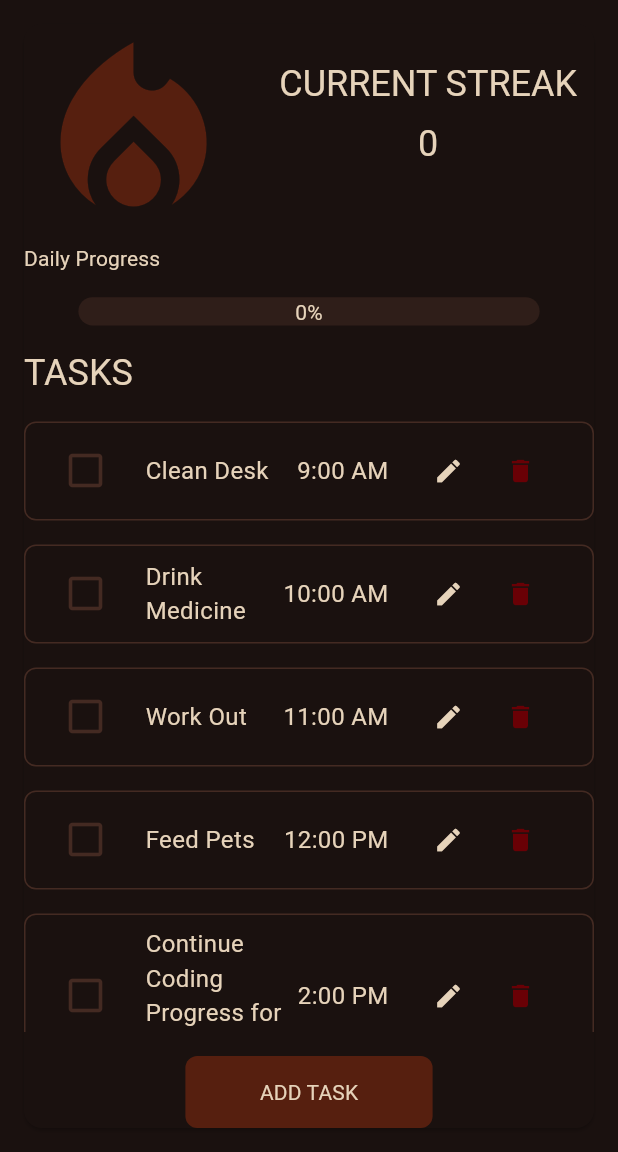
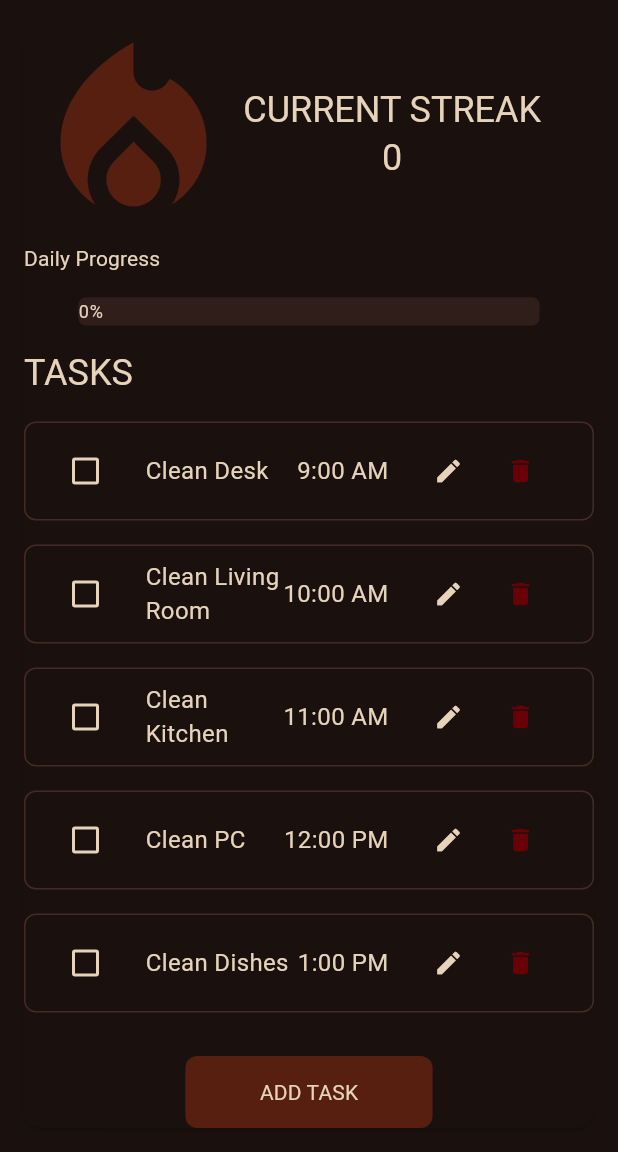
Before and after one commit to EjMndoza0330/Routine-Reminder, a Flutter app: the screen it shows after launch, on a phone screen of 412 x 824 dp, the part 84-1236 px from its top. Run offline on Flutter 3.47's test engine with Material 3 defaults, Android fonts, the phone set to English and light mode, and no system bars; our stand-ins replace device_preview, flutter_screenutil, google_fonts; Roboto replaces fonts that are missing (Abel).

Commit message:
- Success Screen UI done - Checkbox funtionalily Half done (still doesnt stay checked) - Progress bar funtionality done - Changes and Addition in progress bar and Task codes

```diff
--- a/lib/dashboard.dart
+++ b/lib/dashboard.dart
@@ -3,7 +3,8 @@
 import 'widgets/primary_button.dart';
 import 'widgets/progress_bar.dart';
 import 'apptheme.dart';
-import 'widgets/task.dart';
+import 'task.dart';
+import 'success.dart';
 
 class Dashboard extends StatefulWidget {
   const Dashboard({super.key});
@@ -16,18 +17,30 @@
   late double percentage = 0.0;
   late int streak = 0;
 
+  Future<void> _completedAllTasks() async {
+    await Navigator.push(
+      context,
+      MaterialPageRoute(
+        builder: (_) => SuccessScreen(streak: streak + 1, progress: percentage),
+      ),
+    );
+
+    setState(() {
+      streak++;
+      percentage = 0.0;
+      for (final task in tasks) {
+        task.isCompleted = false;
+      }
+    });
+  }
+
   List<Task> tasks = [
     //--------------------------------------------------------------------------Sample Task Inputs
     Task(name: 'Clean Desk', time: const TimeOfDay(hour: 9, minute: 0)),
-    Task(name: 'Drink Medicine', time: const TimeOfDay(hour: 10, minute: 0)),
-    Task(name: 'Work Out', time: const TimeOfDay(hour: 11, minute: 0)),
-    Task(name: 'Feed Pets', time: const TimeOfDay(hour: 12, minute: 0)),
-    Task(
-      name: 'Continue Coding Progress for Final Project',
-      time: const TimeOfDay(hour: 14, minute: 0),
-    ),
-    Task(name: 'Pass Acts', time: const TimeOfDay(hour: 23, minute: 59)),
-    Task(name: 'Turn off AC', time: const TimeOfDay(hour: 16, minute: 30)),
+    Task(name: 'Clean Living Room', time: const TimeOfDay(hour: 10, minute: 0)),
+    Task(name: 'Clean Kitchen', time: const TimeOfDay(hour: 11, minute: 0)),
+    Task(name: 'Clean PC', time: const TimeOfDay(hour: 12, minute: 0)),
+    Task(name: 'Clean Dishes', time: const TimeOfDay(hour: 13, minute: 0)),
   ]; //-------------------------------------------------------------------------Sample Task Inputs
 
   @override
@@ -51,25 +64,22 @@
           children: [
             Row(
               //----------------------------------------------------------------Icon + Streak Counter
-              crossAxisAlignment: CrossAxisAlignment.start,
+              crossAxisAlignment: CrossAxisAlignment.center,
               children: [
                 Icon(
                   Icons.local_fire_department,
-                  size: 155.r,
+                  size: (155.r).clamp(120.0, 200.0),
                   color: theme.colorScheme.primary,
                 ),
-                const SizedBox(width: AppSpacing.standard),
                 Column(
                   crossAxisAlignment: CrossAxisAlignment.center,
                   children: [
-                    const SizedBox(height: AppSpacing.standard),
                     Text(
                       'CURRENT STREAK',
                       style: theme.textTheme.headlineSmall?.copyWith(
                         color: theme.colorScheme.onPrimary,
                       ),
                     ),
-                    const SizedBox(height: AppSpacing.base),
                     Text(
                       '$streak',
                       style: theme.textTheme.headlineSmall?.copyWith(
@@ -77,7 +87,8 @@
                       ),
                     ),
                   ],
-                ), //-----------------------------------------------------------Icon + Streak Counter
+                ),
+                //-----------------------------------------------------------Icon + Streak Counter
                 const SizedBox(height: AppSpacing.base),
               ],
             ),
@@ -127,15 +138,24 @@
                       borderRadius: BorderRadius.circular(8),
                     ),
                     child: ListTile(
-                      leading: IconButton(
-                        onPressed: () {},
-                        style: IconButton.styleFrom(
-                          //backgroundColor: theme.colorScheme.onPrimary,
-                          foregroundColor: theme.colorScheme.secondary,
-                        ),
-                        icon: Icon(Icons.check_box_outline_blank),
-                        iconSize: 30,
-                      ),
+                      leading: Checkbox(
+                        //--New
+                        value: t.isCompleted,
+                        onChanged: (checked) {
+                          setState(() {
+                            tasks[index].isCompleted = checked ?? false;
+                            percentage = tasks.isEmpty
+                                ? 0.0
+                                : tasks
+                                          .where((task) => task.isCompleted)
+                                          .length /
+                                      tasks.length;
+                          });
+                          if (percentage == 1.0) {
+                            _completedAllTasks();
+                          }
+                        },
+                      ), //--New
                       title: Row(
                         mainAxisAlignment: MainAxisAlignment.spaceBetween,
                         children: [
--- a/lib/widgets/task.dart
+++ b/lib/task.dart
@@ -6,4 +6,11 @@
   bool isCompleted;
 
   Task({required this.name, required this.time, this.isCompleted = false});
+  //--New
+  Map<String, dynamic> toMap() => {
+    'name': name,
+    'time': time,
+    'isCompleted': isCompleted,
+  };
+  //--New
 }
--- a/lib/widgets/primary_button.dart
+++ b/lib/widgets/primary_button.dart
@@ -14,7 +14,7 @@
       style: FilledButton.styleFrom(
         padding: const EdgeInsets.symmetric(horizontal: 24, vertical: 10),
         backgroundColor: theme.colorScheme.primary,
-        foregroundColor: theme.colorScheme.primary,
+        foregroundColor: theme.colorScheme.onPrimary,
         shape: RoundedRectangleBorder(borderRadius: BorderRadius.circular(8)),
       ),
       child: Text(
--- a/lib/widgets/progress_bar.dart
+++ b/lib/widgets/progress_bar.dart
@@ -15,28 +15,32 @@
   @override
   Widget build(BuildContext context) {
     final theme = Theme.of(context);
+    final clamped = progress.clamp(0.0, 1.0); //--New
     return Container(
       width: width,
       height: height,
       decoration: BoxDecoration(
         color: theme.colorScheme.secondary.withValues(alpha: 0.5),
-        borderRadius: BorderRadius.circular(20),
+        borderRadius: BorderRadius.circular(5),
       ),
       child: Stack(
         children: [
-          Container(
-            width: width * progress,
-            height: height,
-            decoration: BoxDecoration(
-              color: theme.colorScheme.primary,
-              borderRadius: BorderRadius.circular(20),
+          FractionallySizedBox(
+            //--New
+            widthFactor: clamped,
+            child: Container(
+              height: height,
+              decoration: BoxDecoration(
+                color: theme.colorScheme.primary,
+                borderRadius: BorderRadius.circular(5),
+              ),
             ),
-          ),
+          ), //--New
           Align(
-            alignment: Alignment.center,
+            alignment: Alignment.centerLeft,
             child: Text(
-              '${(progress * 100).toInt()}%',
-              style: theme.textTheme.labelLarge?.copyWith(
+              '${(clamped * 100).toInt()}%',
+              style: theme.textTheme.labelSmall?.copyWith(
                 color: theme.colorScheme.onPrimary,
               ),
             ),
```
Also changed, not shown: lib/success.dart (added, +156 -0 lines).
